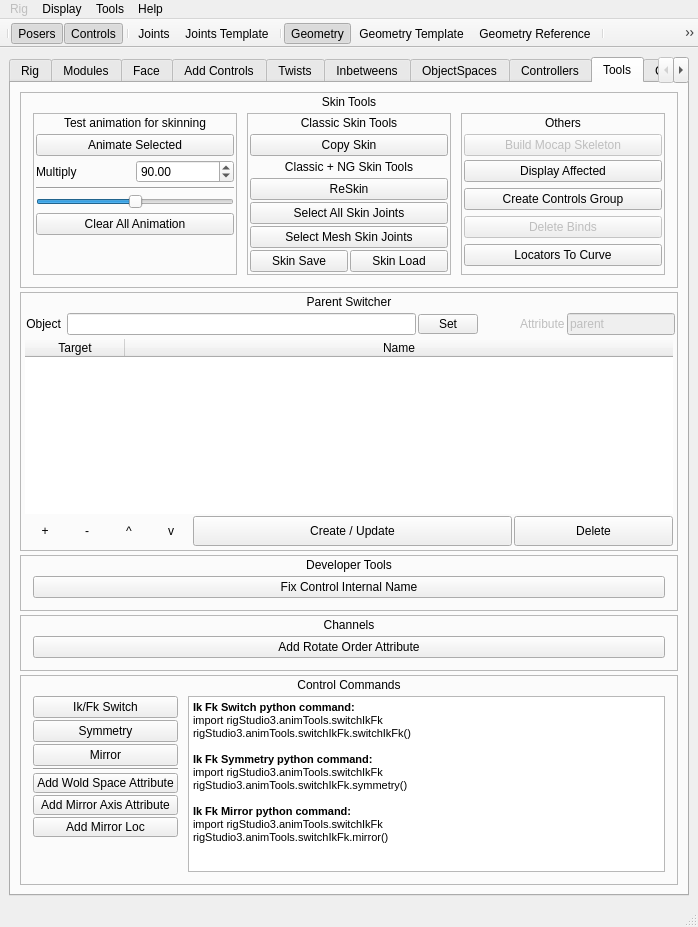
The window that ui/designer/mainWindow.ui (PavelCrow/RigStudio3) describes before a commit, drawn with Qt 5.
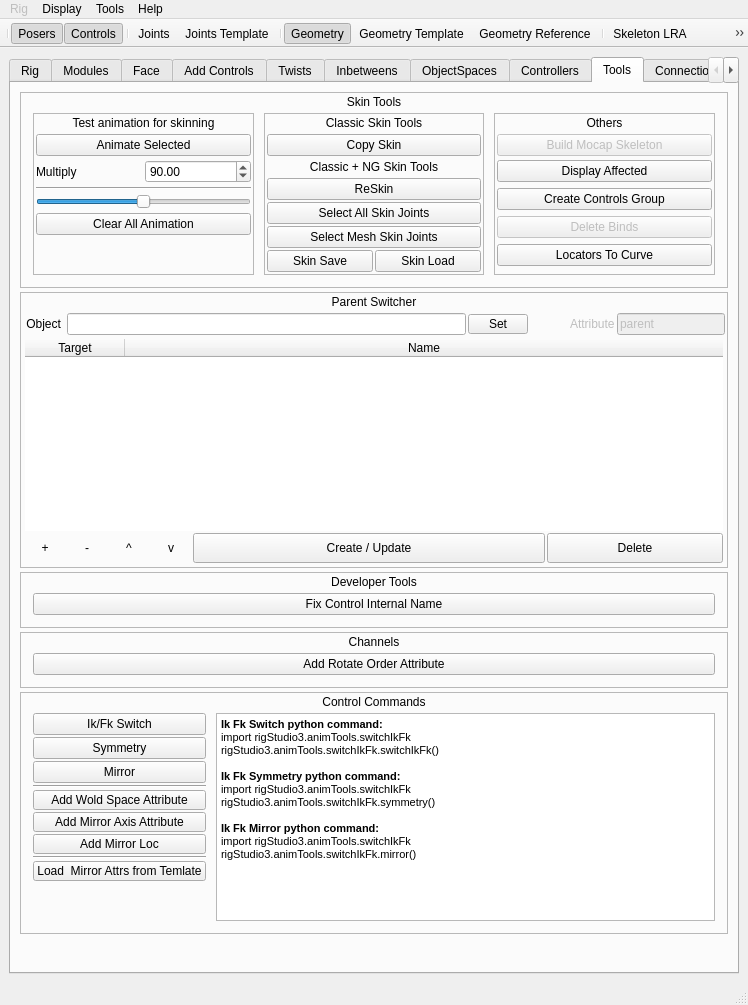
The same window after the commit.

Patch:
```diff
--- a/ui/designer/mainWindow.ui
+++ b/ui/designer/mainWindow.ui
@@ -9,8 +9,8 @@
    <rect>
     <x>0</x>
     <y>0</y>
-    <width>696</width>
-    <height>927</height>
+    <width>748</width>
+    <height>1005</height>
    </rect>
   </property>
   <property name="acceptDrops">
@@ -8378,6 +8378,26 @@
                     </property>
                    </widget>
                   </item>
+                  <item>
+                   <widget class="Line" name="line_16">
+                    <property name="orientation">
+                     <enum>Qt::Horizontal</enum>
+                    </property>
+                   </widget>
+                  </item>
+                  <item>
+                   <widget class="QPushButton" name="loadMirorTemplates_btn">
+                    <property name="maximumSize">
+                     <size>
+                      <width>16777215</width>
+                      <height>20</height>
+                     </size>
+                    </property>
+                    <property name="text">
+                     <string>Load  Mirror Attrs from Temlate</string>
+                    </property>
+                   </widget>
+                  </item>
                   <item>
                    <spacer name="verticalSpacer_17">
                     <property name="orientation">
@@ -9896,7 +9916,7 @@
     <rect>
      <x>0</x>
      <y>0</y>
-     <width>696</width>
+     <width>748</width>
      <height>21</height>
     </rect>
    </property>
```
